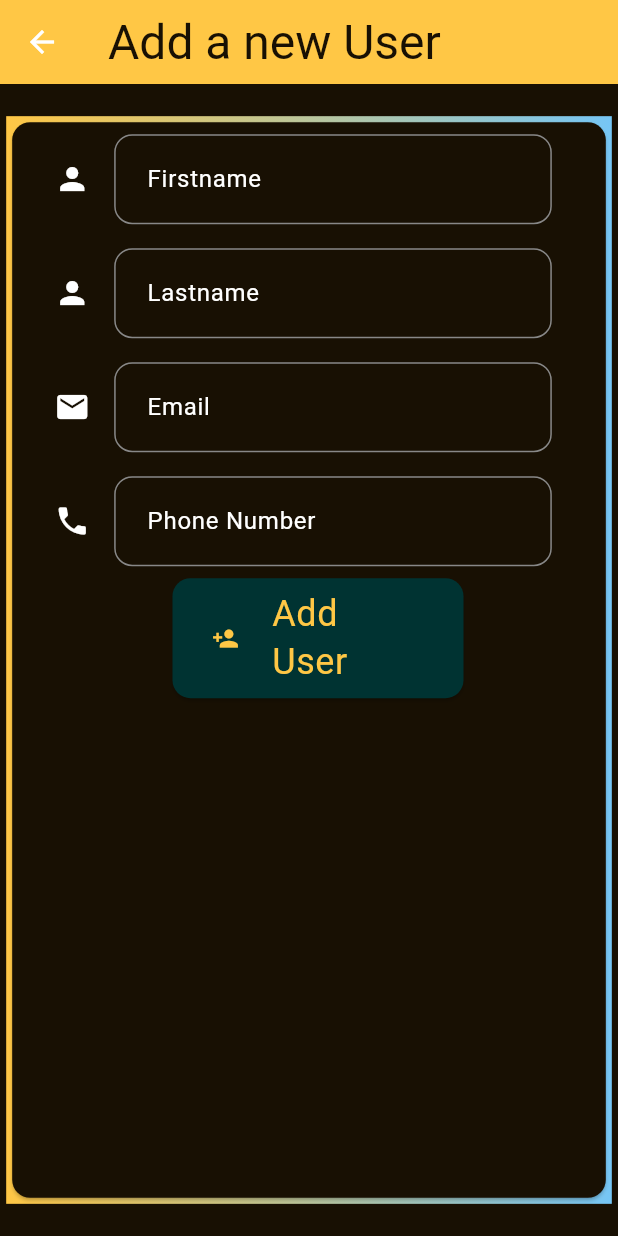
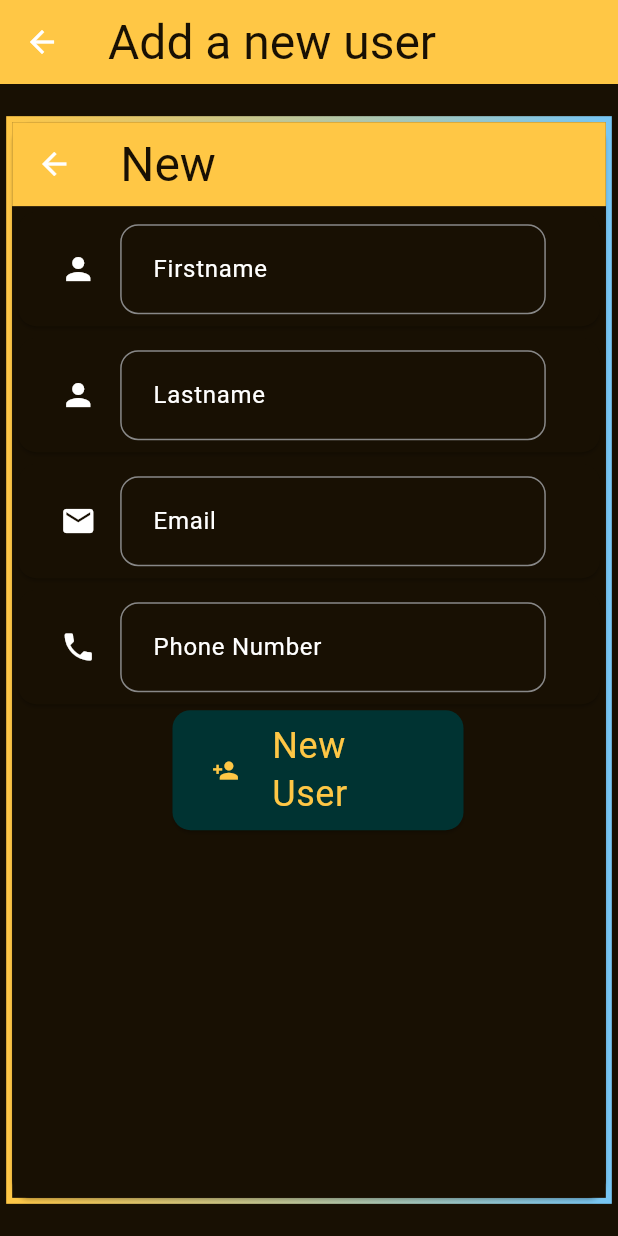
Before and after one commit to GakuruAlex/kodisha_flutter, a Flutter app: the NewUser screen opened directly, on a phone screen of 412 x 824 dp. Run offline on Flutter 3.47's test engine with Material 3 defaults, Android fonts, the phone set to English and light mode, and no system bars; our stand-ins replace dio, flutter_dotenv, flutter_riverpod, google_fonts; network calls fail; Roboto replaces fonts that are missing (Acme).

Commit message:
Update user -update user iand notifier state

```diff
--- a/lib/models/user_model.dart
+++ b/lib/models/user_model.dart
@@ -1,3 +1,4 @@
+// ignore: camel_case_types
 class User {
   const User({
     this.id,
@@ -37,6 +38,7 @@ class User {
       id: user["id"],
     );
   }
+
   Map<String, Map<dynamic, dynamic>> toJson(List<String> fields) {
     final data = {"user": {}};
     final Map<String, dynamic> allFields = {
--- a/lib/screens/login.dart
+++ b/lib/screens/login.dart
@@ -1,6 +1,6 @@
 import 'package:flutter/material.dart';
 import 'package:kodisha_flutter/theme/main_theme.dart';
-import 'package:kodisha_flutter/widgets/login_form.dart';
+import 'package:kodisha_flutter/widgets/form/login_form.dart';
 
 class Login extends StatelessWidget {
   const Login({super.key});
--- a/lib/screens/new_user.dart
+++ b/lib/screens/new_user.dart
@@ -7,14 +7,14 @@ class NewUser extends StatelessWidget {
   @override
   build(BuildContext context) {
     return Scaffold(
-      appBar: AppBar(title: Text("Add a new User")),
+      appBar: AppBar(title: Text("Add a new user")),
       body: Center(
         child: Container(
           decoration: loginContainerDecoration,
 
           height: MediaQuery.sizeOf(context).height * 0.88,
           width: MediaQuery.sizeOf(context).width * .98,
-          child: Card(child: UserForm()),
+          child: Card(child: UserForm(type: "New")),
         ),
       ),
     );
--- /dev/null
+++ b/lib/widgets/form/form_field.dart
@@ -0,0 +1,70 @@
+import 'package:flutter/material.dart';
+import 'package:flutter_riverpod/flutter_riverpod.dart';
+import 'package:kodisha_flutter/provider/users_provider.dart';
+
+class FormFieldWidget extends ConsumerWidget {
+  const FormFieldWidget({
+    super.key,
+    required this.fieldType,
+    required this.formIcon,
+    required this.formLabel,
+    required this.controller,
+    required this.type,
+    this.id,
+  });
+  final IconData formIcon;
+  final int? id;
+  final String formLabel;
+  final String fieldType;
+  final TextEditingController controller;
+  final String type;
+
+  String? formValidator(String? label) {
+    if (label == null || label.isEmpty) {
+      return "$formLabel is required";
+    }
+    return null;
+  }
+
+  @override
+  Widget build(BuildContext context, WidgetRef ref) {
+    if (type == "Edit") {
+      final user = ref.watch(userDetailProvider(id!));
+
+      controller.text = user!.toJson([fieldType])["user"]![fieldType];
+    }
+    return Card(
+      child: Container(
+        margin: const EdgeInsets.only(left: 12.0, right: 12),
+        child: ListTile(
+          leading: Icon(formIcon),
+          title: type == "Edit"
+              ? TextFormField(
+                  keyboardType: TextInputType.text,
+                  cursorColor: Theme.of(context).colorScheme.inversePrimary,
+                  controller: controller,
+                  obscureText: fieldType.toLowerCase() == 'password'
+                      ? true
+                      : false,
+                  validator: (value) {
+                    return formValidator(value);
+                  },
+                  decoration: InputDecoration(label: Text(formLabel)),
+                )
+              : TextFormField(
+                  keyboardType: TextInputType.text,
+                  cursorColor: Theme.of(context).colorScheme.inversePrimary,
+                  controller: controller,
+                  obscureText: fieldType.toLowerCase() == 'password'
+                      ? true
+                      : false,
+                  validator: (value) {
+                    return formValidator(value);
+                  },
+                  decoration: InputDecoration(label: Text(formLabel)),
+                ),
+        ),
+      ),
+    );
+  }
+}
--- a/lib/widgets/form/user_form.dart
+++ b/lib/widgets/form/user_form.dart
@@ -1,11 +1,12 @@
 import 'package:flutter/material.dart';
 import 'package:flutter_riverpod/flutter_riverpod.dart';
 import 'package:kodisha_flutter/provider/users_provider.dart';
-import 'package:kodisha_flutter/widgets/form_field.dart';
+import 'package:kodisha_flutter/widgets/form/form_field.dart';
 
 class UserForm extends ConsumerStatefulWidget {
-  const UserForm({super.key});
-
+  const UserForm({super.key, required this.type, this.id});
+  final String type;
+  final int? id;
   @override
   ConsumerState<UserForm> createState() => _UserFormState();
 }
@@ -29,30 +30,44 @@ class _UserFormState extends ConsumerState<UserForm> {
   @override
   Widget build(BuildContext context) {
     final userNotifierProvider = ref.read(userNotifier.notifier);
-    return Form(
+
+    return Scaffold(
+      appBar: AppBar(title: Text(widget.type)),
+      body: Form(
         key: _formKey,
         child: Column(
           children: [
             FormFieldWidget(
+              id: widget.id,
+              type: widget.type,
               fieldType: "firstname",
               formIcon: Icons.person,
               formLabel: "Firstname",
               controller: _firstNameController,
             ),
             FormFieldWidget(
+              type: widget.type,
+              id: widget.id,
+
               fieldType: "lastname",
               formIcon: Icons.person,
               formLabel: "Lastname",
               controller: _lastNameController,
             ),
             FormFieldWidget(
-            fieldType: "email",
+              type: widget.type,
+              id: widget.id,
+
+              fieldType: "email_address",
               formIcon: Icons.email,
               formLabel: "Email",
               controller: _emailController,
             ),
             FormFieldWidget(
-            fieldType: "phone",
+              type: widget.type,
+              id: widget.id,
+
+              fieldType: "phonenumber",
               formIcon: Icons.phone,
               formLabel: "Phone Number",
               controller: _phoneController,
@@ -62,7 +77,48 @@ class _UserFormState extends ConsumerState<UserForm> {
               child: Padding(
                 padding: const EdgeInsets.only(left: 12.0),
                 child: ElevatedButton(
-                onPressed: () {
+                  onPressed: widget.type == "Edit"
+                      ? () {
+                          if (_formKey.currentState!.validate()) {
+                            if (widget.type == "Edit") {
+                              final user = ref.watch(
+                                userDetailProvider(widget.id!),
+                              );
+                              userNotifierProvider.updateUser(
+                                user!.copywith(
+                                  firstname:
+                                      user.firstname !=
+                                          _firstNameController.text
+                                      ? _firstNameController.text
+                                      : null,
+                                  lastname:
+                                      user.lastname != _lastNameController.text
+                                      ? _lastNameController.text
+                                      : null,
+                                  phonenumber:
+                                      user.phonenumber != _phoneController.text
+                                      ? _phoneController.text
+                                      : null,
+                                  emailAddress:
+                                      user.emailAddress != _emailController.text
+                                      ? _emailController.text
+                                      : null,
+                                ),
+                              );
+                            }
+
+                            ScaffoldMessenger.of(context).showSnackBar(
+                              SnackBar(
+                                content: Text(
+                                  "${_firstNameController.text} Edited!",
+                                ),
+                              ),
+                            );
+
+                            Navigator.of(context).pop();
+                          }
+                        }
+                      : () {
                           if (_formKey.currentState!.validate()) {
                             userNotifierProvider.addUser({
                               "firstname": _firstNameController.text,
@@ -72,7 +128,9 @@ class _UserFormState extends ConsumerState<UserForm> {
                             });
                             ScaffoldMessenger.of(context).showSnackBar(
                               SnackBar(
-                        content: Text("${_firstNameController.text} created!"),
+                                content: Text(
+                                  "${_firstNameController.text} created!",
+                                ),
                               ),
                             );
 
@@ -85,7 +143,7 @@ class _UserFormState extends ConsumerState<UserForm> {
                       color: Theme.of(context).colorScheme.inversePrimary,
                     ),
                     title: Text(
-                    "Add User",
+                      "${widget.type} User",
                       style: Theme.of(context).textTheme.bodySmall,
                     ),
                   ),
@@ -94,6 +152,7 @@ class _UserFormState extends ConsumerState<UserForm> {
             ),
           ],
         ),
+      ),
     );
   }
 }
--- a/lib/widgets/form_field.dart
+++ /dev/null
@@ -1,42 +0,0 @@
-import 'package:flutter/material.dart';
-
-class FormFieldWidget extends StatelessWidget {
-  const FormFieldWidget({
-    super.key,
-    required this.fieldType,
-    required this.formIcon,
-    required this.formLabel,
-    required this.controller,
-  });
-  final IconData formIcon;
-  final String formLabel;
-  final String fieldType;
-  final TextEditingController controller;
-
-  String? formValidator(String? label) {
-    if (label == null || label.isEmpty) {
-      return "$formLabel is required";
-    }
-    return null;
-  }
-
-  @override
-  Widget build(BuildContext context) {
-    return Container(
-      margin: const EdgeInsets.only(left: 12.0, right: 12),
-      child: ListTile(
-        leading: Icon(formIcon),
-        title: TextFormField(
-          keyboardType: TextInputType.text,
-          cursorColor: Theme.of(context).colorScheme.inversePrimary,
-          controller: controller,
-          obscureText: fieldType.toLowerCase() == 'password' ? true : false,
-          validator: (value) {
-            return formValidator(value);
-          },
-          decoration: InputDecoration(label: Text(formLabel)),
-        ),
-      ),
-    );
-  }
-}
```
Also changed, not shown: lib/provider/users_provider.dart (+19 -1 lines), lib/screens/user_detail_screen.dart (+20 -11 lines), lib/widgets/form/login_form.dart (renamed from lib/widgets/login_form.dart, +12 -2 lines), lib/widgets/user_list_item_card.dart (+6 -2 lines). Lines whose indentation alone changed are shown as unchanged.
